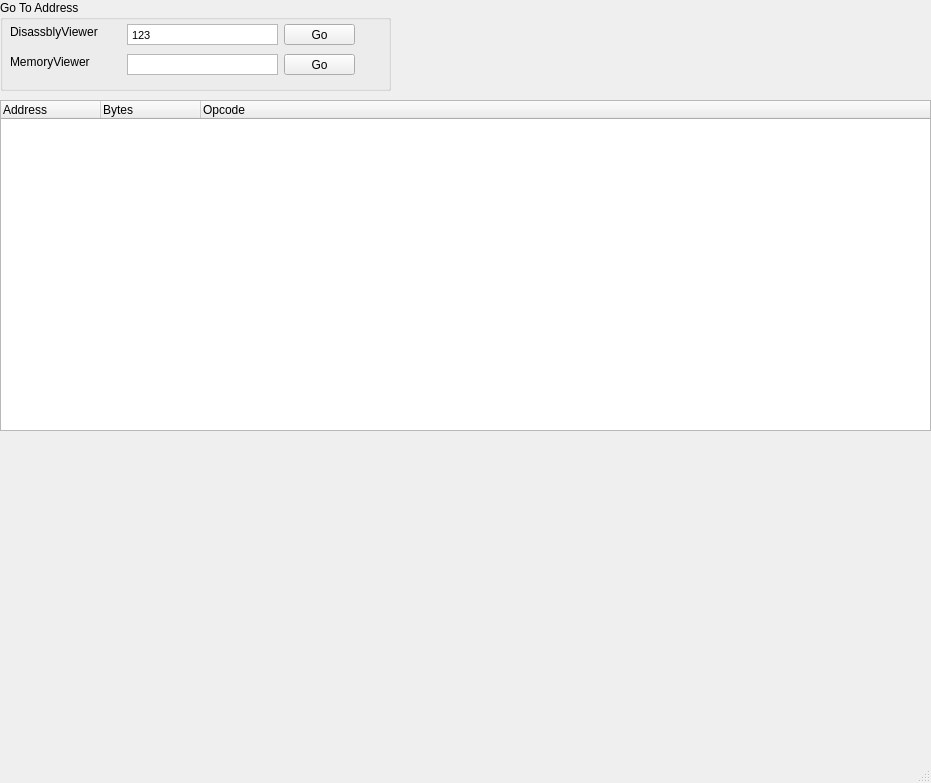
This is JHEngine/JHEngine/memory_viewer.ui in ahgnsdi/JHEngine as Qt 5 draws it before an edit. The edited form follows.
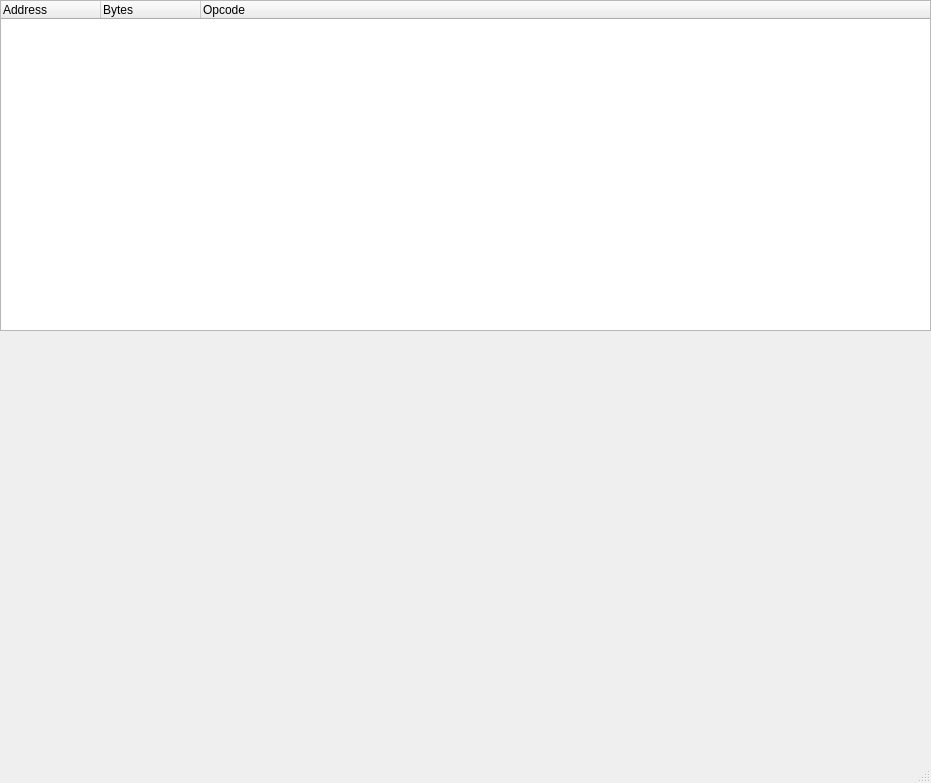
This is the edited form.

Commit message: Update MemoryViewer Source

Patch:
```diff
--- a/JHEngine/JHEngine/memory_viewer.ui
+++ b/JHEngine/JHEngine/memory_viewer.ui
@@ -21,7 +21,7 @@
     <property name="geometry">
      <rect>
       <x>0</x>
-      <y>100</y>
+      <y>0</y>
       <width>931</width>
       <height>331</height>
      </rect>
@@ -51,116 +51,6 @@
      </item>
     </layout>
    </widget>
-   <widget class="QGroupBox" name="groupBox">
-    <property name="geometry">
-     <rect>
-      <x>0</x>
-      <y>0</y>
-      <width>391</width>
-      <height>91</height>
-     </rect>
-    </property>
-    <property name="title">
-     <string>Go To Address</string>
-    </property>
-    <widget class="QTextEdit" name="textEdit">
-     <property name="geometry">
-      <rect>
-       <x>127</x>
-       <y>24</y>
-       <width>151</width>
-       <height>21</height>
-      </rect>
-     </property>
-     <property name="verticalScrollBarPolicy">
-      <enum>Qt::ScrollBarAlwaysOff</enum>
-     </property>
-     <property name="horizontalScrollBarPolicy">
-      <enum>Qt::ScrollBarAlwaysOff</enum>
-     </property>
-     <property name="html">
-      <string>&lt;!DOCTYPE HTML PUBLIC &quot;-//W3C//DTD HTML 4.0//EN&quot; &quot;http://www.w3.org/TR/REC-html40/strict.dtd&quot;&gt;
-&lt;html&gt;&lt;head&gt;&lt;meta name=&quot;qrichtext&quot; content=&quot;1&quot; /&gt;&lt;style type=&quot;text/css&quot;&gt;
-p, li { white-space: pre-wrap; }
-&lt;/style&gt;&lt;/head&gt;&lt;body style=&quot; font-family:'Gulim'; font-size:8.25pt; font-weight:400; font-style:normal;&quot;&gt;
-&lt;p style=&quot; margin-top:0px; margin-bottom:0px; margin-left:0px; margin-right:0px; -qt-block-indent:0; text-indent:0px;&quot;&gt;123&lt;/p&gt;&lt;/body&gt;&lt;/html&gt;</string>
-     </property>
-    </widget>
-    <widget class="QPushButton" name="pushButton">
-     <property name="geometry">
-      <rect>
-       <x>284</x>
-       <y>24</y>
-       <width>71</width>
-       <height>21</height>
-      </rect>
-     </property>
-     <property name="focusPolicy">
-      <enum>Qt::NoFocus</enum>
-     </property>
-     <property name="text">
-      <string>Go</string>
-     </property>
-    </widget>
-    <widget class="QPushButton" name="pushButton_2">
-     <property name="geometry">
-      <rect>
-       <x>284</x>
-       <y>54</y>
-       <width>71</width>
-       <height>21</height>
-      </rect>
-     </property>
-     <property name="focusPolicy">
-      <enum>Qt::NoFocus</enum>
-     </property>
-     <property name="text">
-      <string>Go</string>
-     </property>
-    </widget>
-    <widget class="QTextEdit" name="textEdit_2">
-     <property name="geometry">
-      <rect>
-       <x>127</x>
-       <y>54</y>
-       <width>151</width>
-       <height>21</height>
-      </rect>
-     </property>
-     <property name="verticalScrollBarPolicy">
-      <enum>Qt::ScrollBarAlwaysOff</enum>
-     </property>
-     <property name="horizontalScrollBarPolicy">
-      <enum>Qt::ScrollBarAlwaysOff</enum>
-     </property>
-    </widget>
-    <widget class="QLabel" name="label">
-     <property name="geometry">
-      <rect>
-       <x>10</x>
-       <y>24</y>
-       <width>101</width>
-       <height>16</height>
-      </rect>
-     </property>
-     <property name="text">
-      <string>DisassblyViewer</string>
-     </property>
-    </widget>
-    <widget class="QLabel" name="label_2">
-     <property name="geometry">
-      <rect>
-       <x>10</x>
-       <y>54</y>
-       <width>101</width>
-       <height>16</height>
-      </rect>
-     </property>
-     <property name="text">
-      <string>MemoryViewer</string>
-     </property>
-    </widget>
-   </widget>
   </widget>
   <widget class="QStatusBar" name="statusbar"/>
   <widget class="QMenuBar" name="menuBar">
```
Left out of the diff: 35 changed lines with no effect on the pictures. The commit also changes 2 other files.
